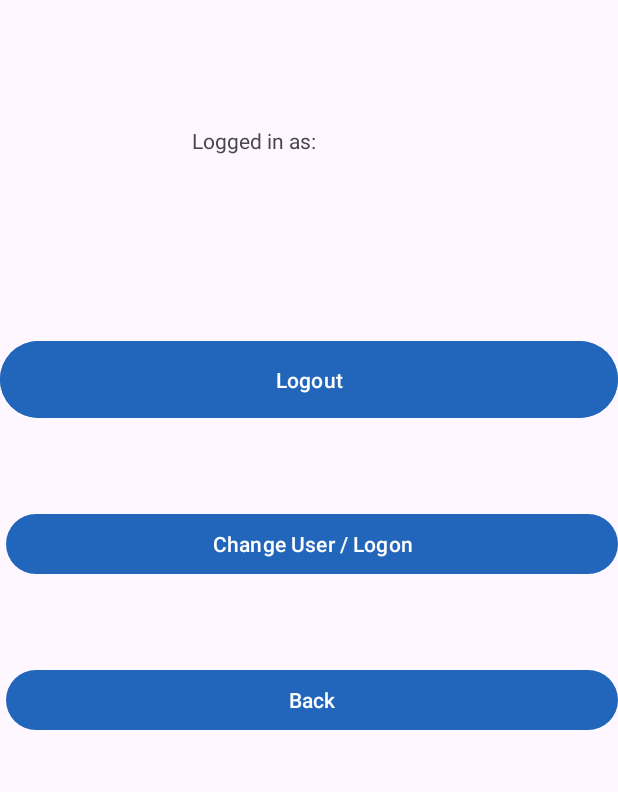
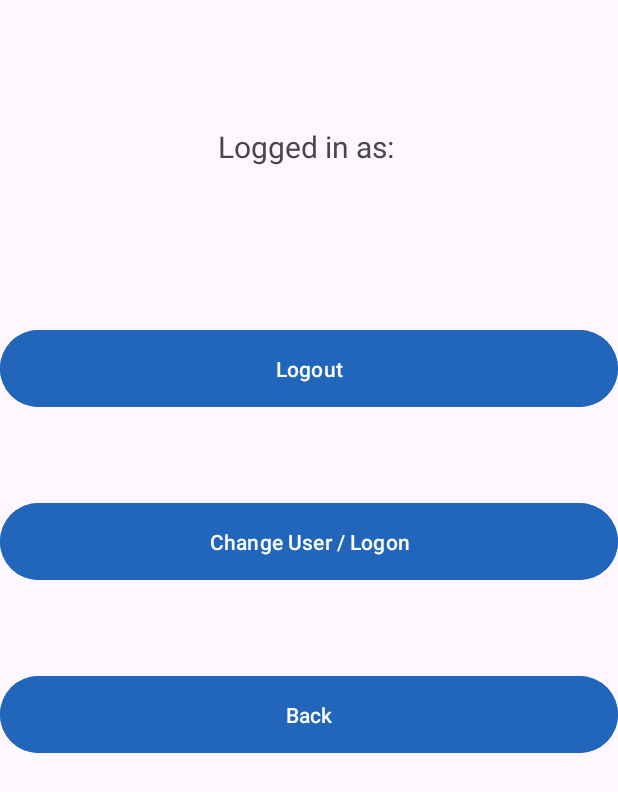
Before and after one commit to forceHW/436-group-project, an Android app: the Logins screen opened directly, with no data from a screen before it, on a phone screen of 412 x 824 dp. Shown: the top 792 px of the screen. Run offline under Robolectric (Android 15) with nearby library versions, the phone set to English and light mode, and no system bars; our stand-ins replace Firebase (no records; nobody signed in at launch, a user with empty details on screens opened directly); libraries missing offline, so code that uses them is left out: com.firebase.ui; 1 statement that could not run was skipped.

Commit message:
Improved Visuals

```diff
--- a/app/src/main/java/com/example/groupproject/Logins.kt
+++ b/app/src/main/java/com/example/groupproject/Logins.kt
@@ -62,6 +62,7 @@ class Logins : AppCompatActivity(){
 
         if (user != null) {
             textView.text = "Logged in as: " + user.displayName
+            textView.gravity = 1
             logoutButton.isEnabled = true
         }else{
             textView.text = "Not Logged in"
--- a/app/src/main/java/com/example/groupproject/StopDetailActivity.kt
+++ b/app/src/main/java/com/example/groupproject/StopDetailActivity.kt
@@ -24,7 +24,7 @@ class StopDetailActivity : AppCompatActivity() {
             button.isEnabled = false
 
         }else{
-            button.isEnabled = false
+            button.isEnabled = true
             favorites = Favorites()
         }
         // Show Up arrow
--- a/app/src/main/res/layout/login_view.xml
+++ b/app/src/main/res/layout/login_view.xml
@@ -7,11 +7,11 @@
 
     <TextView
         android:id="@+id/textView3"
-        android:layout_width="wrap_content"
+        android:layout_width="match_parent"
         android:layout_height="wrap_content"
-        android:layout_marginStart="128dp"
         android:layout_marginTop="84dp"
         android:gravity="center"
+        android:textSize="20sp"
         android:layout_centerInParent="true"
         android:text="wakasagihime was here"
         app:layout_constraintStart_toStartOf="parent"
@@ -19,9 +19,9 @@
 
     <Button
         android:id="@+id/button2"
-        android:layout_width="0dp"
+        android:layout_width="match_parent"
         android:layout_height="wrap_content"
-        android:layout_marginTop="223dp"
+        android:layout_marginTop="216dp"
         android:backgroundTint="@color/blue"
         android:padding="16dp"
         android:text="Logout"
@@ -34,8 +34,10 @@
         android:id="@+id/button3"
         android:layout_width="match_parent"
         android:layout_height="wrap_content"
-        android:layout_marginStart="4dp"
         android:layout_marginTop="56dp"
+        android:padding="16dp"
+        android:textColor="@color/white"
+        android:backgroundTint="@color/blue"
         android:text="Change User / Logon"
         app:layout_constraintStart_toStartOf="parent"
         app:layout_constraintTop_toBottomOf="@+id/button2" />
@@ -44,10 +46,11 @@
         android:id="@+id/button4"
         android:layout_width="match_parent"
         android:layout_height="wrap_content"
-        android:layout_marginStart="4dp"
         android:layout_marginTop="56dp"
+        android:padding="16dp"
         android:text="Back"
         android:textColor="@color/white"
+        android:backgroundTint="@color/blue"
         app:layout_constraintStart_toStartOf="parent"
         app:layout_constraintTop_toBottomOf="@+id/button3" />
 </androidx.constraintlayout.widget.ConstraintLayout>
```
